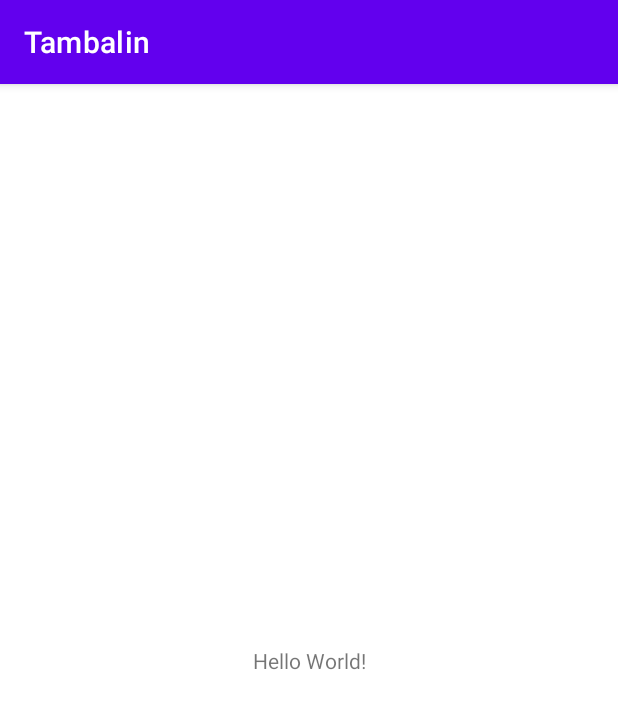
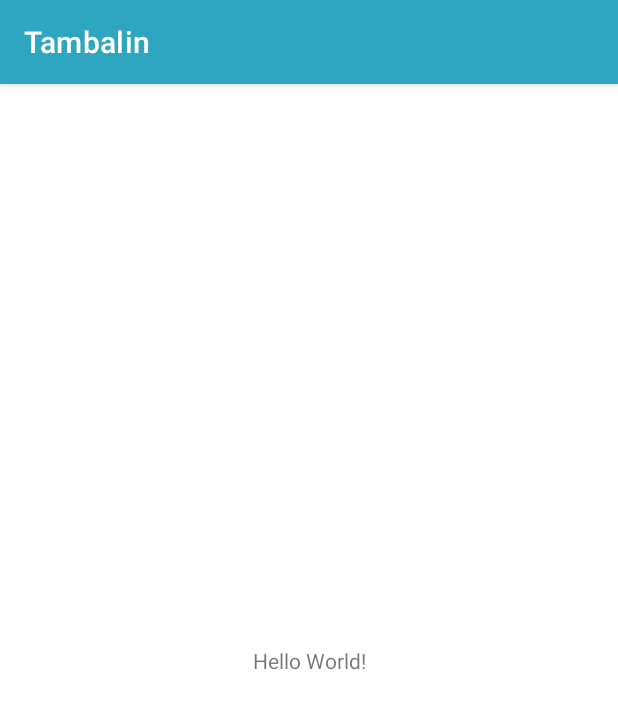
Before and after one commit to sayanafi/tambalin, an Android app: the screen it shows after launch (MainActivity), on a phone screen of 412 x 824 dp. Shown: the top 709 px of the screen. Run offline under Robolectric (Android 15) with nearby library versions, the phone set to English and light mode, and no system bars.

Commit message:
update core

```diff
--- a/app/src/main/AndroidManifest.xml
+++ b/app/src/main/AndroidManifest.xml
@@ -9,6 +9,7 @@
         android:roundIcon="@mipmap/ic_launcher_round"
         android:supportsRtl="true"
         android:theme="@style/Theme.Tambalin">
+        <activity android:name=".OnboardingScreen"></activity>
         <activity android:name=".MainActivity">
             <intent-filter>
                 <action android:name="android.intent.action.MAIN" />
--- /dev/null
+++ b/app/src/main/res/drawable/onboard.xml
@@ -0,0 +1,5 @@
+<?xml version="1.0" encoding="utf-8"?>
+<selector xmlns:android="http://schemas.android.com/apk/res/android">
+    <im
+
+</selector>
--- a/app/src/main/res/values-night/themes.xml
+++ b/app/src/main/res/values-night/themes.xml
@@ -2,8 +2,8 @@
     <!-- Base application theme. -->
     <style name="Theme.Tambalin" parent="Theme.MaterialComponents.DayNight.DarkActionBar">
         <!-- Primary brand color. -->
-        <item name="colorPrimary">@color/purple_200</item>
-        <item name="colorPrimaryVariant">@color/purple_700</item>
+        <item name="colorPrimary">@color/tosca_1</item>
+        <item name="colorPrimaryVariant">@color/tosca_1</item>
         <item name="colorOnPrimary">@color/black</item>
         <!-- Secondary brand color. -->
         <item name="colorSecondary">@color/teal_200</item>
--- a/app/src/main/res/values/colors.xml
+++ b/app/src/main/res/values/colors.xml
@@ -5,6 +5,12 @@
     <color name="purple_700">#FF3700B3</color>
     <color name="teal_200">#FF03DAC5</color>
     <color name="teal_700">#FF018786</color>
-    <color name="black">#FF000000</color>
+
+    <color name="black">#323232</color>
+    <color name="descFont">#909090</color>
+    <color name="formFont">#AAAAAA</color>
     <color name="white">#FFFFFFFF</color>
+
+    <color name="tosca_1">#2EA6BF</color>
+    <color name="tosca_2">#AFD3DB</color>
 </resources>
--- a/app/src/main/res/values/themes.xml
+++ b/app/src/main/res/values/themes.xml
@@ -2,8 +2,8 @@
     <!-- Base application theme. -->
     <style name="Theme.Tambalin" parent="Theme.MaterialComponents.DayNight.DarkActionBar">
         <!-- Primary brand color. -->
-        <item name="colorPrimary">@color/purple_500</item>
-        <item name="colorPrimaryVariant">@color/purple_700</item>
+        <item name="colorPrimary">@color/tosca_1</item>
+        <item name="colorPrimaryVariant">@color/tosca_1</item>
         <item name="colorOnPrimary">@color/white</item>
         <!-- Secondary brand color. -->
         <item name="colorSecondary">@color/teal_200</item>
```
Also changed, not shown: app/src/main/java/com/naplastech/tambalin/OnboardingScreen.java (+11 -1 lines), app/src/main/res/font/font.xml (+6 -6 lines), app/src/main/res/layout/onboarding_screen.xml (added, +10 -0 lines), app/src/main/res/drawable-v24/onboarding/imgOnboard.png (added), app/src/main/res/font/opensansbold.ttf (renamed from app/src/main/res/font/opensansBold.ttf), app/src/main/res/font/opensansdemibold.ttf (renamed from app/src/main/res/font/opensansSemiBold.ttf).
